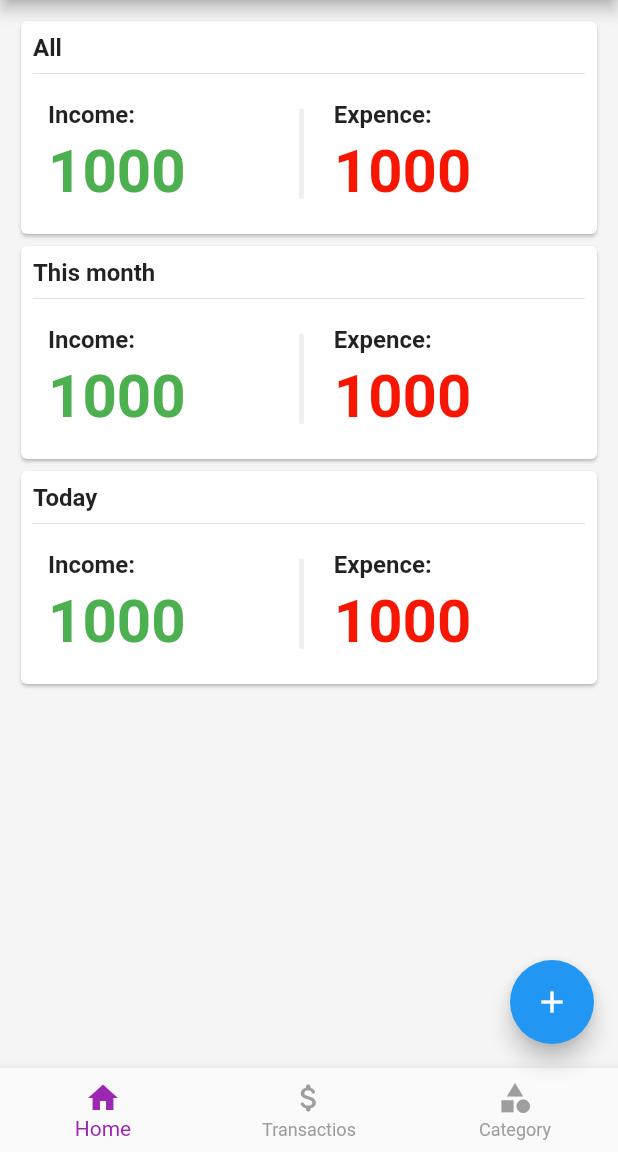
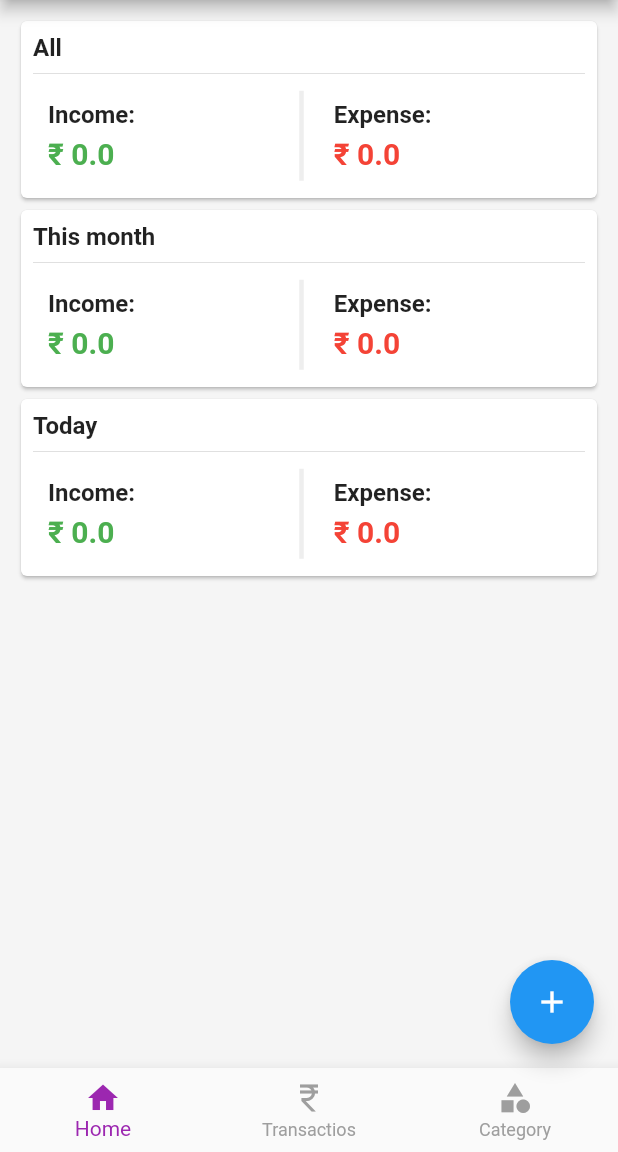
Before and after one commit to Vineeth-Kolichal/Personal-Income-Expense-tracker, a Flutter app: the screen it shows after launch, on a phone screen of 412 x 824 dp, the part 84-1236 px from its top. Run offline on Flutter 3.47's test engine with Material 2 defaults, Android fonts, the phone set to English and light mode, and no system bars; our stand-ins replace animated_splash_screen, flutter_slidable, hive_flutter; accounts and stored records are empty.

Commit message:
Home screen and splash screen completed

```diff
--- a/lib/Screens/Home/screen_home.dart
+++ b/lib/Screens/Home/screen_home.dart
@@ -11,6 +11,7 @@ import 'package:money_management_app/db/category/category_db.dart';
 class HomeScreen extends StatelessWidget {
   HomeScreen({Key? key}) : super(key: key);
   final _pages = [
+    //TestIncomeList(),
     ScreenMainHome(),
     ScreenTransactions(),
     ScreenCategory(),
--- a/lib/Screens/Home/widgets/bottomNavigation.dart
+++ b/lib/Screens/Home/widgets/bottomNavigation.dart
@@ -22,7 +22,7 @@ class MoneyBottomNavigation extends StatelessWidget {
               label: 'Home',
             ),
             BottomNavigationBarItem(
-              icon: Icon(Icons.attach_money_rounded),
+              icon: Icon(Icons.currency_rupee),
               label: 'Transactios',
             ),
             BottomNavigationBarItem(
--- a/lib/Screens/Transactions/screen_transactions.dart
+++ b/lib/Screens/Transactions/screen_transactions.dart
@@ -4,9 +4,10 @@ import 'package:intl/intl.dart';
 import 'package:money_management_app/db/transactions/transaction_db.dart';
 import 'package:money_management_app/models/category/category_model.dart';
 import 'package:money_management_app/models/transaction/transaction_model.dart';
-
+double total_amount=0;
 class ScreenTransactions extends StatelessWidget {
-  const ScreenTransactions({Key? key}) : super(key: key);
+  //double total_amount=0;
+  ScreenTransactions({Key? key}) : super(key: key);
 
   @override
   Widget build(BuildContext context) {
@@ -35,6 +36,7 @@ class ScreenTransactions extends StatelessWidget {
               child: Card(
                 elevation: 0,
                 child: ListTile(
+                  trailing: Text(_value.purpose),
                   leading: CircleAvatar(
                     backgroundColor: _value.type == CategoryType.income
                         ? Colors.green
--- a/lib/Screens/main_home/screen_main_home.dart
+++ b/lib/Screens/main_home/screen_main_home.dart
@@ -1,18 +1,22 @@
 import 'package:flutter/material.dart';
+import 'package:money_management_app/Screens/Transactions/screen_transactions.dart';
+import 'package:money_management_app/Screens/main_home/total_display.dart';
 import 'package:money_management_app/db/category/category_db.dart';
 import 'package:money_management_app/db/transactions/transaction_db.dart';
 
 class ScreenMainHome extends StatelessWidget {
-  const ScreenMainHome({Key? key}) : super(key: key);
+  //final double _sum =sum();
+  ScreenMainHome({Key? key}) : super(key: key);
 
   @override
   Widget build(BuildContext context) {
     CategoryDB.instance.refreshUI();
     TransactionDB.instance.refresh();
+    TransactionDB.instance.refreshHome();
     return Padding(
       padding: const EdgeInsets.all(10.0),
       child: Column(
-       // mainAxisAlignment: MainAxisAlignment.spaceBetween,
+        // mainAxisAlignment: MainAxisAlignment.spaceBetween,
         children: [
           Card(
             child: Padding(
@@ -36,57 +40,27 @@ class ScreenMainHome extends StatelessWidget {
                       Expanded(
                         child: Container(
                           padding: EdgeInsets.all(10),
-                          child: Column(
-                            crossAxisAlignment: CrossAxisAlignment.start,
-                            children: [
-                              Text(
-                                'Income:',
-                                style: TextStyle(
-                                    fontSize: 16, fontWeight: FontWeight.bold),
-                              ),
-                              SizedBox(
-                                height: 5,
-                              ),
-                              Text(
-                                '1000',
-                                style: TextStyle(
-                                    fontSize: 40,
-                                    fontWeight: FontWeight.bold,
-                                    color: Colors.green),
-                              ),
-                            ],
+                          //child: TotalIncome(),
+                          child: TotalDisplay(
+                            totalValue: TransactionDB.instance.allIncome,
+                            textColor: Colors.green,
+                            titie: 'Income',
                           ),
                         ),
                       ),
                       Container(
-                        margin:EdgeInsets.only(right: 10),
+                        margin: EdgeInsets.only(right: 10),
                         height: 60,
                         width: 3,
-                        decoration: BoxDecoration(color:Colors.grey[200]),
+                        decoration: BoxDecoration(color: Colors.grey[200]),
                       ),
                       Expanded(
                         child: Container(
                           padding: EdgeInsets.all(10),
-                          child: Column(
-                            crossAxisAlignment: CrossAxisAlignment.start,
-                            children: [
-                              Text(
-                                'Expence:',
-                                style: TextStyle(
-                                    fontSize: 16, fontWeight: FontWeight.bold),
-                              ),
-                              SizedBox(
-                                height: 5,
-                              ),
-                              Text(
-                                '1000',
-                                style: TextStyle(
-                                    fontSize: 40,
-                                    fontWeight: FontWeight.bold,
-                                    color: Color.fromARGB(255, 246, 22, 2)),
-                              ),
-                            ],
-                          ),
+                          child: TotalDisplay(
+                              totalValue: TransactionDB.instance.allExpense,
+                              textColor: Colors.red,
+                              titie: 'Expense'),
                         ),
                       ),
                     ],
@@ -96,7 +70,7 @@ class ScreenMainHome extends StatelessWidget {
             ),
           ),
           //SizedBox(width: 30,),
-           Card(
+          Card(
             child: Padding(
               padding: const EdgeInsets.all(8.0),
               child: Column(
@@ -115,57 +89,25 @@ class ScreenMainHome extends StatelessWidget {
                       Expanded(
                         child: Container(
                           padding: EdgeInsets.all(10),
-                          child: Column(
-                            crossAxisAlignment: CrossAxisAlignment.start,
-                            children: [
-                              Text(
-                                'Income:',
-                                style: TextStyle(
-                                    fontSize: 16, fontWeight: FontWeight.bold),
-                              ),
-                              SizedBox(
-                                height: 5,
-                              ),
-                              Text(
-                                '1000',
-                                style: TextStyle(
-                                    fontSize: 40,
-                                    fontWeight: FontWeight.bold,
-                                    color: Colors.green),
-                              ),
-                            ],
-                          ),
+                          child: TotalDisplay(
+                              totalValue: TransactionDB.instance.monthIncome,
+                              textColor: Colors.green,
+                              titie: 'Income'),
                         ),
                       ),
                       Container(
-                        margin:EdgeInsets.only(right: 10),
+                        margin: EdgeInsets.only(right: 10),
                         height: 60,
                         width: 3,
-                        decoration: BoxDecoration(color:Colors.grey[200]),
+                        decoration: BoxDecoration(color: Colors.grey[200]),
                       ),
                       Expanded(
                         child: Container(
                           padding: EdgeInsets.all(10),
-                          child: Column(
-                            crossAxisAlignment: CrossAxisAlignment.start,
-                            children: [
-                              Text(
-                                'Expence:',
-                                style: TextStyle(
-                                    fontSize: 16, fontWeight: FontWeight.bold),
-                              ),
-                              SizedBox(
-                                height: 5,
-                              ),
-                              Text(
-                                '1000',
-                                style: TextStyle(
-                                    fontSize: 40,
-                                    fontWeight: FontWeight.bold,
-                                    color: Color.fromARGB(255, 246, 22, 2)),
-                              ),
-                            ],
-                          ),
+                          child: TotalDisplay(
+                              totalValue: TransactionDB.instance.monthExpense,
+                              textColor: Colors.red,
+                              titie: 'Expense'),
                         ),
                       ),
                     ],
@@ -175,7 +117,7 @@ class ScreenMainHome extends StatelessWidget {
             ),
           ),
           // SizedBox(width: 30,),
-           Card(
+          Card(
             child: Padding(
               padding: const EdgeInsets.all(8.0),
               child: Column(
@@ -194,57 +136,25 @@ class ScreenMainHome extends StatelessWidget {
                       Expanded(
                         child: Container(
                           padding: EdgeInsets.all(10),
-                          child: Column(
-                            crossAxisAlignment: CrossAxisAlignment.start,
-                            children: [
-                              Text(
-                                'Income:',
-                                style: TextStyle(
-                                    fontSize: 16, fontWeight: FontWeight.bold),
-                              ),
-                              SizedBox(
-                                height: 5,
-                              ),
-                              Text(
-                                '1000',
-                                style: TextStyle(
-                                    fontSize: 40,
-                                    fontWeight: FontWeight.bold,
-                                    color: Colors.green),
-                              ),
-                            ],
-                          ),
+                          child: TotalDisplay(
+                              totalValue: TransactionDB.instance.todayIncome,
+                              textColor: Colors.green,
+                              titie: 'Income'),
                         ),
                       ),
                       Container(
-                        margin:EdgeInsets.only(right: 10),
+                        margin: EdgeInsets.only(right: 10),
                         height: 60,
                         width: 3,
-                        decoration: BoxDecoration(color:Colors.grey[200]),
+                        decoration: BoxDecoration(color: Colors.grey[200]),
                       ),
                       Expanded(
                         child: Container(
                           padding: EdgeInsets.all(10),
-                          child: Column(
-                            crossAxisAlignment: CrossAxisAlignment.start,
-                            children: [
-                              Text(
-                                'Expence:',
-                                style: TextStyle(
-                                    fontSize: 16, fontWeight: FontWeight.bold),
-                              ),
-                              SizedBox(
-                                height: 5,
-                              ),
-                              Text(
-                                '1000',
-                                style: TextStyle(
-                                    fontSize: 40,
-                                    fontWeight: FontWeight.bold,
-                                    color: Color.fromARGB(255, 246, 22, 2)),
-                              ),
-                            ],
-                          ),
+                          child: TotalDisplay(
+                              totalValue: TransactionDB.instance.todayExpense,
+                              textColor: Colors.red,
+                              titie: 'Expense'),
                         ),
                       ),
                     ],
--- /dev/null
+++ b/lib/Screens/main_home/total_display.dart
@@ -0,0 +1,45 @@
+import 'package:flutter/material.dart';
+import 'package:hive_flutter/adapters.dart';
+import 'package:money_management_app/Screens/Transactions/screen_transactions.dart';
+import 'package:money_management_app/db/transactions/transaction_db.dart';
+import 'package:money_management_app/models/transaction/transaction_model.dart';
+
+class TotalDisplay extends StatelessWidget {
+  final ValueNotifier<double> totalValue;
+  final Color textColor;
+  final String titie;
+  TotalDisplay(
+      {Key? key,
+      required this.totalValue,
+      required this.textColor,
+      required this.titie})
+      : super(key: key);
+  @override
+  Widget build(BuildContext context) {
+    return Column(
+      crossAxisAlignment: CrossAxisAlignment.start,
+      children: [
+        Text(
+          '$titie:',
+          style: TextStyle(fontSize: 16, fontWeight: FontWeight.bold),
+        ),
+        SizedBox(
+          height: 5,
+        ),
+        ValueListenableBuilder(
+          valueListenable: totalValue,
+          builder: (BuildContext ctx, double all, Widget? _) {
+            return Text(
+              '₹ ${all}',
+              style: TextStyle(
+                fontSize: 20,
+                fontWeight: FontWeight.bold,
+                color: textColor,
+              ),
+            );
+          },
+        ),
+      ],
+    );
+  }
+}
--- a/lib/main.dart
+++ b/lib/main.dart
@@ -1,3 +1,4 @@
+import 'package:animated_splash_screen/animated_splash_screen.dart';
 import 'package:flutter/material.dart';
 import 'package:hive_flutter/hive_flutter.dart';
 import 'package:money_management_app/Screens/Add_Transactions/screen_add_transaction.dart';
@@ -23,6 +24,7 @@ Future<void> main()async {
   runApp(const MyApp());
 }
 
+
 class MyApp extends StatelessWidget {
   const MyApp({Key? key}) : super(key: key);
 
@@ -43,7 +45,18 @@ class MyApp extends StatelessWidget {
         // is not restarted.
         primarySwatch: Colors.blue,
       ),
-      home: HomeScreen(),
+      home:
+      AnimatedSplashScreen(
+            duration: 3000,
+            splash: Column(
+              children: [
+                Image.asset('assets/images/income_expence.png',height:70 ,width: 210,),
+                //Text('Income & Expense Tracker.',style: TextStyle(color: Color.fromARGB(255, 71, 9, 1),fontSize: 22,fontWeight: FontWeight.bold),),
+              ],
+            ),
+            nextScreen: HomeScreen(),
+            splashTransition: SplashTransition.fadeTransition,
+            backgroundColor: Color.fromARGB(255, 120, 120, 118)),
       routes: {
         ScreenAddTrasaction.routName:(ctx) =>const ScreenAddTrasaction()
       },
--- a/pubspec.yaml
+++ b/pubspec.yaml
@@ -27,6 +27,7 @@ environment:
 # the latest version available on pub.dev. To see which dependencies have newer
 # versions available, run `flutter pub outdated`.
 dependencies:
+  animated_splash_screen: 1.2.0
   cupertino_icons: ^1.0.2
   flutter:
     sdk: flutter
@@ -51,9 +52,8 @@ flutter:
   # the material Icons class.
   uses-material-design: true
   # To add assets to your application, add an assets section, like this:
-  # assets:
-  #   - images/a_dot_burr.jpeg
-  #   - images/a_dot_ham.jpeg
+  assets:
+    - assets/images/income_expence.png
   # An image asset can refer to one or more resolution-specific "variants", see
   # https://flutter.dev/assets-and-images/#resolution-aware.
   # For details regarding adding assets from package dependencies, see
```
Also changed, not shown: lib/Screens/Add_Transactions/screen_add_transaction.dart (+5 -3 lines), lib/db/transactions/transaction_db.dart (+151 -10 lines), assets/images/income_expence.png (added), pubspec.lock.
